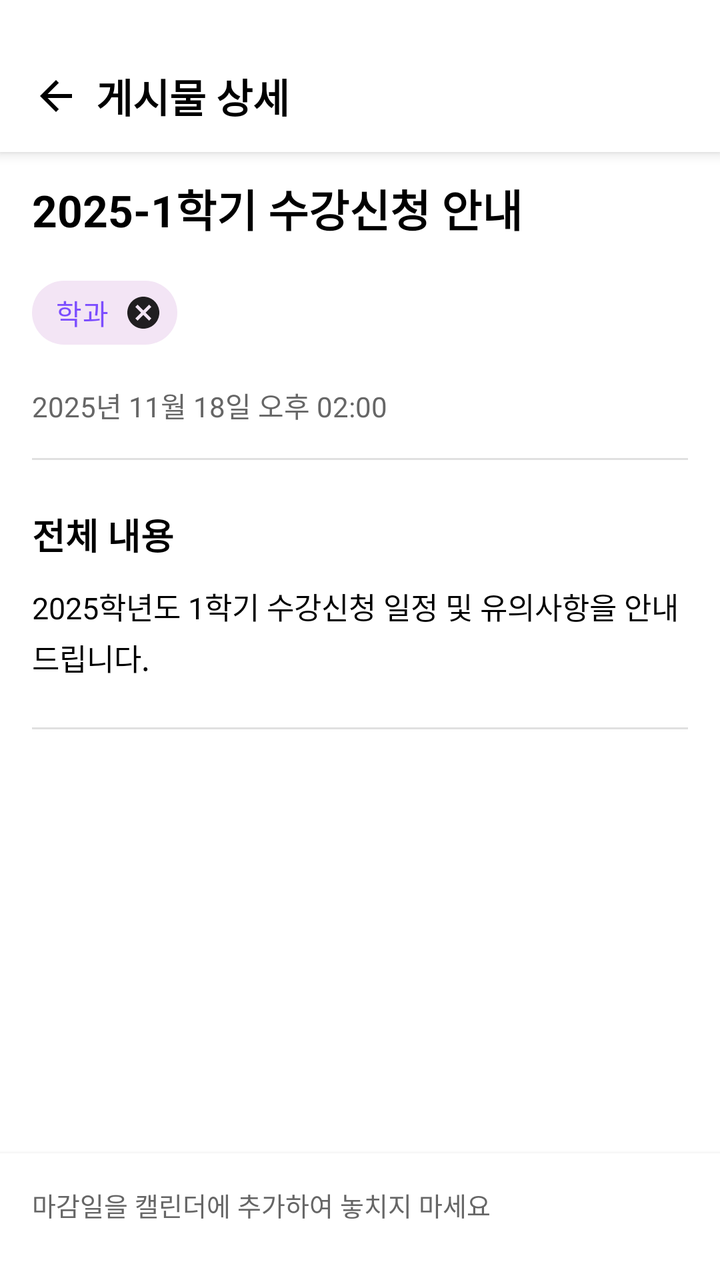
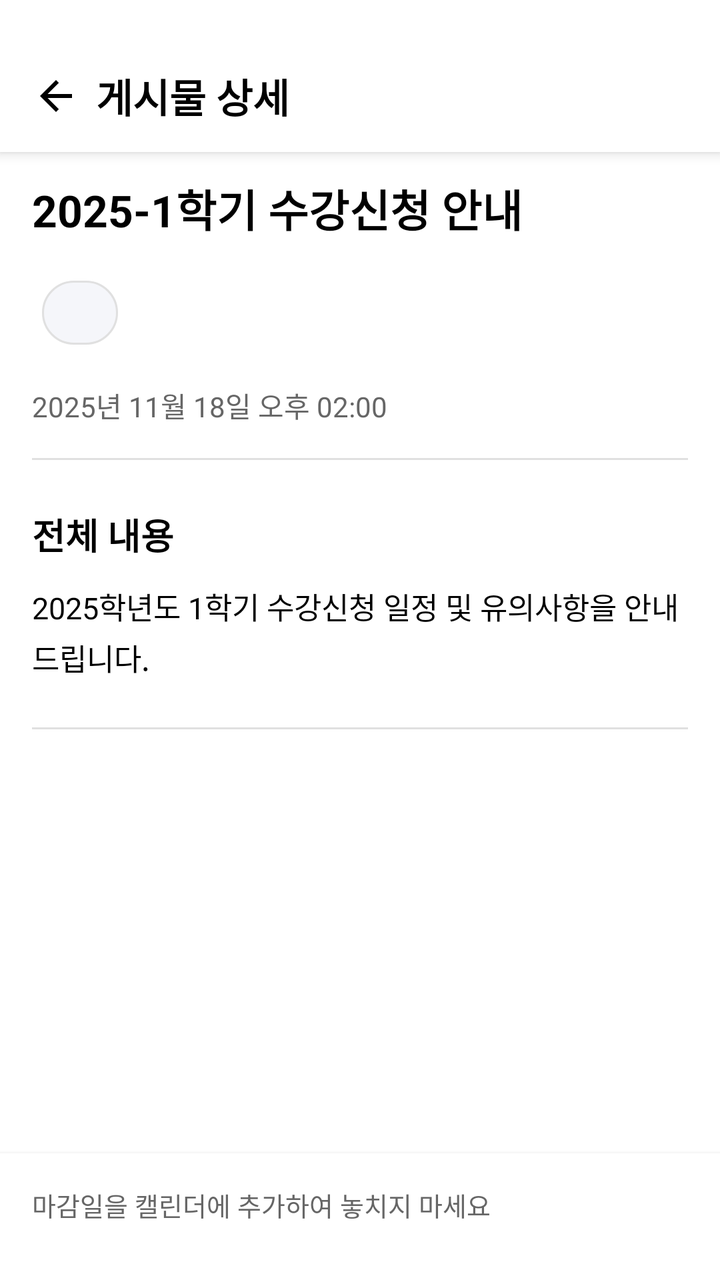

Before-and-after screenshots of an Android layout around one commit, followed by the original layout XML and the change that was made.
<!-- AndroidManifest.xml: application theme Theme.mobile_android -->
<!-- res/layout/activity_post_detail.xml -->
<?xml version="1.0" encoding="utf-8"?>
<androidx.constraintlayout.widget.ConstraintLayout
    xmlns:android="http://schemas.android.com/apk/res/android"
    xmlns:app="http://schemas.android.com/apk/res-auto"
    xmlns:tools="http://schemas.android.com/tools"
    android:layout_width="match_parent"
    android:layout_height="match_parent"
    android:background="@color/screen_background"
    android:fitsSystemWindows="true"
    tools:context=".ui.post.PostDetailActivity">

    <FrameLayout
        android:id="@+id/header"
        android:layout_width="match_parent"
        android:layout_height="wrap_content"
        android:paddingTop="20dp"
        android:background="@android:color/white"
        android:elevation="4dp"
        app:layout_constraintTop_toTopOf="parent"
        app:layout_constraintStart_toStartOf="parent"
        app:layout_constraintEnd_toEndOf="parent">

        <androidx.appcompat.widget.Toolbar
            android:id="@+id/toolbar"
            android:layout_width="match_parent"
            android:layout_height="?attr/actionBarSize"
            android:background="@android:color/transparent"
            android:theme="@style/ThemeOverlay.AppCompat.ActionBar"
            app:popupTheme="@style/ThemeOverlay.AppCompat.Light">

            <ImageButton
                android:id="@+id/btn_back"
                android:layout_width="wrap_content"
                android:layout_height="wrap_content"
                android:layout_marginEnd="8dp"
                android:background="?attr/selectableItemBackgroundBorderless"
                android:contentDescription="뒤로가기"
                android:src="@drawable/ic_arrow_back" />

            <TextView
                android:id="@+id/toolbar_title"
                android:layout_width="wrap_content"
                android:layout_height="wrap_content"
                android:layout_gravity="start"
                android:text="게시물 상세"
                android:textColor="@android:color/black"
                android:textSize="20sp"
                android:textStyle="bold" />

            <ImageButton
                android:id="@+id/btn_grant_permission"
                android:layout_width="wrap_content"
                android:layout_height="wrap_content"
                android:layout_gravity="end"
                android:layout_marginEnd="8dp"
                android:background="?attr/selectableItemBackgroundBorderless"
                android:src="@drawable/ic_notifications"
                android:tint="#FF6B6B"
                android:visibility="gone"
                android:contentDescription="알림 권한 설정" />
        </androidx.appcompat.widget.Toolbar>
    </FrameLayout>

    <ScrollView
        android:layout_width="0dp"
        android:layout_height="0dp"
        android:background="@color/screen_background"
        android:paddingBottom="16dp"
        android:clipToPadding="false"
        app:layout_constraintTop_toBottomOf="@+id/header"
        app:layout_constraintBottom_toTopOf="@+id/bottom_actions"
        app:layout_constraintStart_toStartOf="parent"
        app:layout_constraintEnd_toEndOf="parent">

        <androidx.constraintlayout.widget.ConstraintLayout
            android:layout_width="match_parent"
            android:layout_height="wrap_content"
            android:paddingHorizontal="@dimen/screen_horizontal_padding"
            android:paddingTop="@dimen/screen_section_spacing">

            <TextView
                android:id="@+id/tv_post_title"
                android:layout_width="0dp"
                android:layout_height="wrap_content"
                android:text="2025-1학기 수강신청 안내"
                android:textColor="@android:color/black"
                android:textSize="22sp"
                android:textStyle="bold"
                app:layout_constraintEnd_toEndOf="parent"
                app:layout_constraintStart_toStartOf="parent"
                app:layout_constraintTop_toTopOf="parent"
                tools:ignore="HardcodedText" />

            <com.google.android.material.chip.ChipGroup
                android:id="@+id/chip_group_categories"
                android:layout_width="0dp"
                android:layout_height="wrap_content"
                android:layout_marginTop="12dp"
                app:chipSpacing="8dp"
                app:layout_constraintEnd_toEndOf="parent"
                app:layout_constraintStart_toStartOf="parent"
                app:layout_constraintTop_toBottomOf="@+id/tv_post_title">

                <com.google.android.material.chip.Chip
                    android:id="@+id/chip_category"
                    style="@style/Widget.MaterialComponents.Chip.Entry"
                    android:layout_width="wrap_content"
                    android:layout_height="wrap_content"
                    android:text="학과"
                    android:textColor="#7C4DFF"
                    app:chipBackgroundColor="#F3E5F5" />

            </com.google.android.material.chip.ChipGroup>

            <TextView
                android:id="@+id/tv_post_created_at"
                android:layout_width="0dp"
                android:layout_height="wrap_content"
                android:layout_marginTop="12dp"
                android:drawablePadding="4dp"
                android:text="2025년 11월 18일 오후 02:00"
                android:textColor="#666666"
                android:textSize="14sp"
                app:layout_constraintEnd_toEndOf="parent"
                app:layout_constraintStart_toStartOf="parent"
                app:layout_constraintTop_toBottomOf="@+id/chip_group_categories"
                tools:ignore="HardcodedText" />

            <TextView
                android:id="@+id/tv_post_event_date"
                android:layout_width="0dp"
                android:layout_height="wrap_content"
                android:layout_marginTop="8dp"
                android:drawablePadding="4dp"
                android:text="마감일: 2025년 11월 25일 오전 12:00"
                android:textColor="#666666"
                android:textSize="14sp"
                android:visibility="gone"
                app:layout_constraintEnd_toEndOf="parent"
                app:layout_constraintStart_toStartOf="parent"
                app:layout_constraintTop_toBottomOf="@+id/tv_post_created_at"
                tools:ignore="HardcodedText"
                tools:visibility="visible" />

            <TextView
                android:id="@+id/tv_post_location"
                android:layout_width="0dp"
                android:layout_height="wrap_content"
                android:layout_marginTop="8dp"
                android:drawablePadding="4dp"
                android:text="장소 정보"
                android:textColor="#666666"
                android:textSize="14sp"
                android:visibility="gone"
                app:layout_constraintEnd_toEndOf="parent"
                app:layout_constraintStart_toStartOf="parent"
                app:layout_constraintTop_toBottomOf="@+id/tv_post_event_date"
                tools:ignore="HardcodedText"
                tools:visibility="visible" />

            <View
                android:id="@+id/divider1"
                android:layout_width="0dp"
                android:layout_height="1dp"
                android:layout_marginTop="16dp"
                android:background="#E0E0E0"
                app:layout_constraintEnd_toEndOf="parent"
                app:layout_constraintStart_toStartOf="parent"
                app:layout_constraintTop_toBottomOf="@+id/tv_post_location" />

            <androidx.cardview.widget.CardView
                android:id="@+id/card_ai_summary"
                android:layout_width="0dp"
                android:layout_height="wrap_content"
                android:layout_marginTop="16dp"
                android:visibility="gone"
                app:cardBackgroundColor="#E3F2FD"
                app:cardCornerRadius="12dp"
                app:cardElevation="0dp"
                app:layout_constraintEnd_toEndOf="parent"
                app:layout_constraintStart_toStartOf="parent"
                app:layout_constraintTop_toBottomOf="@+id/divider1"
                tools:visibility="visible"/>

            <TextView
                android:id="@+id/tv_content_title"
                android:layout_width="0dp"
                android:layout_height="wrap_content"
                android:layout_marginTop="24dp"
                android:text="전체 내용"
                android:textColor="@android:color/black"
                android:textSize="18sp"
                android:textStyle="bold"
                app:layout_constraintEnd_toEndOf="parent"
                app:layout_constraintStart_toStartOf="parent"
                app:layout_constraintTop_toBottomOf="@+id/card_ai_summary" />

            <TextView
                android:id="@+id/tv_post_content"
                android:layout_width="0dp"
                android:layout_height="wrap_content"
                android:layout_marginTop="12dp"
                android:lineSpacingExtra="4dp"
                android:text="2025학년도 1학기 수강신청 일정 및 유의사항을 안내드립니다."
                android:textColor="@android:color/black"
                android:textSize="15sp"
                app:layout_constraintEnd_toEndOf="parent"
                app:layout_constraintStart_toStartOf="parent"
                app:layout_constraintTop_toBottomOf="@+id/tv_content_title"
                tools:ignore="HardcodedText" />

            <View
                android:id="@+id/divider2"
                android:layout_width="0dp"
                android:layout_height="1dp"
                android:layout_marginTop="24dp"
                android:background="#E0E0E0"
                app:layout_constraintEnd_toEndOf="parent"
                app:layout_constraintStart_toStartOf="parent"
                app:layout_constraintTop_toBottomOf="@+id/tv_post_content" />

            <LinearLayout
                android:id="@+id/card_view_source"
                android:layout_width="0dp"
                android:layout_height="wrap_content"
                android:layout_marginTop="16dp"
                android:visibility="gone"
                app:cardBackgroundColor="#FFFFFF"
                app:cardCornerRadius="12dp"
                app:cardElevation="2dp"
                app:layout_constraintEnd_toEndOf="parent"
                app:layout_constraintStart_toStartOf="parent"
                app:layout_constraintTop_toBottomOf="@+id/divider2"
                tools:visibility="visible">

                <LinearLayout
                    android:layout_width="match_parent"
                    android:layout_height="wrap_content"
                    android:orientation="vertical">

                    <TextView
                        android:layout_width="match_parent"
                        android:layout_height="wrap_content"
                        android:text="원문 확인하기"
                        android:textColor="@android:color/black"
                        android:textSize="16sp"
                        android:textStyle="bold" />

                    <TextView
                        android:layout_width="match_parent"
                        android:layout_height="wrap_content"
                        android:layout_marginTop="8dp"
                        android:text="브라우저에서 게시물 원문을 직접 확인할 수 있습니다"
                        android:textColor="#666666"
                        android:textSize="14sp" />

                    <Button
                        android:id="@+id/btn_view_source"
                        android:layout_width="match_parent"
                        android:layout_height="wrap_content"
                        android:layout_marginTop="12dp"
                        android:backgroundTint="@color/accent_color"
                        android:text="게시글 직접 보기"
                        android:textColor="@android:color/white" />

                </LinearLayout>
            </LinearLayout>

        </androidx.constraintlayout.widget.ConstraintLayout>
    </ScrollView>

    <LinearLayout
        android:id="@+id/bottom_actions"
        android:layout_width="0dp"
        android:layout_height="wrap_content"
        android:background="@android:color/white"
        android:elevation="4dp"
        android:orientation="vertical"
        android:padding="16dp"
        app:layout_constraintBottom_toBottomOf="parent"
        app:layout_constraintEnd_toEndOf="parent"
        app:layout_constraintStart_toStartOf="parent">

        <TextView
            android:id="@+id/tv_calendar_info"
            android:layout_width="match_parent"
            android:layout_height="wrap_content"
            android:layout_marginBottom="4dp"
            android:text="캘린더에 추가"
            android:textColor="@android:color/black"
            android:textSize="15sp"
            android:textStyle="bold"
            android:visibility="gone"
            tools:visibility="visible" />

        <TextView
            android:layout_width="match_parent"
            android:layout_height="wrap_content"
            android:layout_marginBottom="12dp"
            android:text="마감일을 캘린더에 추가하여 놓치지 마세요"
            android:textColor="#666666"
            android:textSize="13sp"
            tools:visibility="visible" />

        <Button
            android:id="@+id/btn_add_to_calendar"
            android:layout_width="match_parent"
            android:layout_height="wrap_content"
            android:backgroundTint="#FFFFFF"
            android:text="일정 추가하기"
            android:textColor="#666666"
            android:visibility="gone"
            app:strokeColor="#E0E0E0"
            app:strokeWidth="1dp"
            tools:visibility="visible" />

    </LinearLayout>

</androidx.constraintlayout.widget.ConstraintLayout>
<!-- resources referenced by this layout -->
<resources>
  <color name="accent_color">#4C84FF</color>
  <color name="screen_background">#FFFFFF</color>
  <dimen name="screen_horizontal_padding">16dp</dimen>
  <dimen name="screen_section_spacing">12dp</dimen>
  <!-- drawable ic_arrow_back (drawable) -->
  <vector xmlns:android="http://schemas.android.com/apk/res/android"
      android:width="24dp"
      android:height="24dp"
      android:viewportWidth="24"
      android:viewportHeight="24">
    <path
        android:fillColor="@color/black"
        android:pathData="M20,11H7.83l5.59,-5.59L12,4l-8,8 8,8 1.41,-1.41L7.83,13H20v-2z"/>
  </vector>
  <!-- drawable ic_notifications (drawable) -->
  <vector xmlns:android="http://schemas.android.com/apk/res/android"
      android:width="24dp"
      android:height="24dp"
      android:viewportWidth="24.0"
      android:viewportHeight="24.0">
      <path
          android:fillColor="#FF000000"
          android:pathData="M12,22c1.1,0 2,-0.9 2,-2h-4c0,1.1 0.9,2 2,2zM18,16v-5c0,-3.07 -1.63,-5.64 -4.5,-6.32L13.5,4h-3v0.68C7.63,5.36 6,7.92 6,11v5l-2,2v1h16v-1l-2,-2z"/>
  </vector>
  <style name="Theme.mobile_android" parent="Base.Theme.mobile_android" />
  <color name="black">#FF000000</color>
  <style name="Base.Theme.mobile_android" parent="Theme.MaterialComponents.DayNight.NoActionBar">
          
  
          <item name="colorPrimary">@color/login_bg1</item>
          <item name="colorPrimaryVariant">@color/login_bg1</item>
          <item name="colorOnPrimary">@color/white</item>
          <item name="colorSecondary">@color/login_bg2</item>
          <item name="colorSecondaryVariant">@color/login_bg2</item>
          <item name="colorOnSecondary">@color/login_bg2</item>
          <item name="android:statusBarColor">@color/login_bg1</item>
  
          
          <item name="android:windowDrawsSystemBarBackgrounds">true</item>
          <item name="android:navigationBarColor">@color/white</item>
      </style>
  <color name="login_bg1">#0B0E18</color>
  <color name="white">#FFFFFFFF</color>
  <color name="login_bg2">#673AB7</color>
</resources>

<!-- the commit's change to res/layout/activity_post_detail.xml (unified diff, before → after) -->
@@ -103,12 +103,9 @@
 
                 <com.google.android.material.chip.Chip
                     android:id="@+id/chip_category"
-                    style="@style/Widget.MaterialComponents.Chip.Entry"
+                    style="@style/InstagramFilterChip"
                     android:layout_width="wrap_content"
-                    android:layout_height="wrap_content"
-                    android:text="학과"
-                    android:textColor="#7C4DFF"
-                    app:chipBackgroundColor="#F3E5F5" />
+                    android:layout_height="wrap_content" />
 
             </com.google.android.material.chip.ChipGroup>
 
<!-- resource entries referenced after the edit -->
@@ -24,6 +24,19 @@
           android:fillColor="#FF000000"
           android:pathData="M12,22c1.1,0 2,-0.9 2,-2h-4c0,1.1 0.9,2 2,2zM18,16v-5c0,-3.07 -1.63,-5.64 -4.5,-6.32L13.5,4h-3v0.68C7.63,5.36 6,7.92 6,11v5l-2,2v1h16v-1l-2,-2z"/>
   </vector>
+  <style name="InstagramFilterChip" parent="Widget.MaterialComponents.Chip.Choice">
+          <item name="chipBackgroundColor">@color/chip_background_state</item>
+          <item name="chipStrokeColor">@color/chip_stroke_state</item>
+          <item name="chipStrokeWidth">1dp</item>
+          <item name="chipCornerRadius">16dp</item>
+          <item name="android:textColor">@color/chip_text_state</item>
+          <item name="chipMinHeight">32dp</item>
+          <item name="chipStartPadding">12dp</item>
+          <item name="chipEndPadding">12dp</item>
+          <item name="android:textSize">13sp</item>
+          <item name="checkedIconVisible">false</item>
+          <item name="chipIconVisible">false</item>
+      </style>
   <style name="Theme.mobile_android" parent="Base.Theme.mobile_android" />
   <color name="black">#FF000000</color>
   <style name="Base.Theme.mobile_android" parent="Theme.MaterialComponents.DayNight.NoActionBar">
